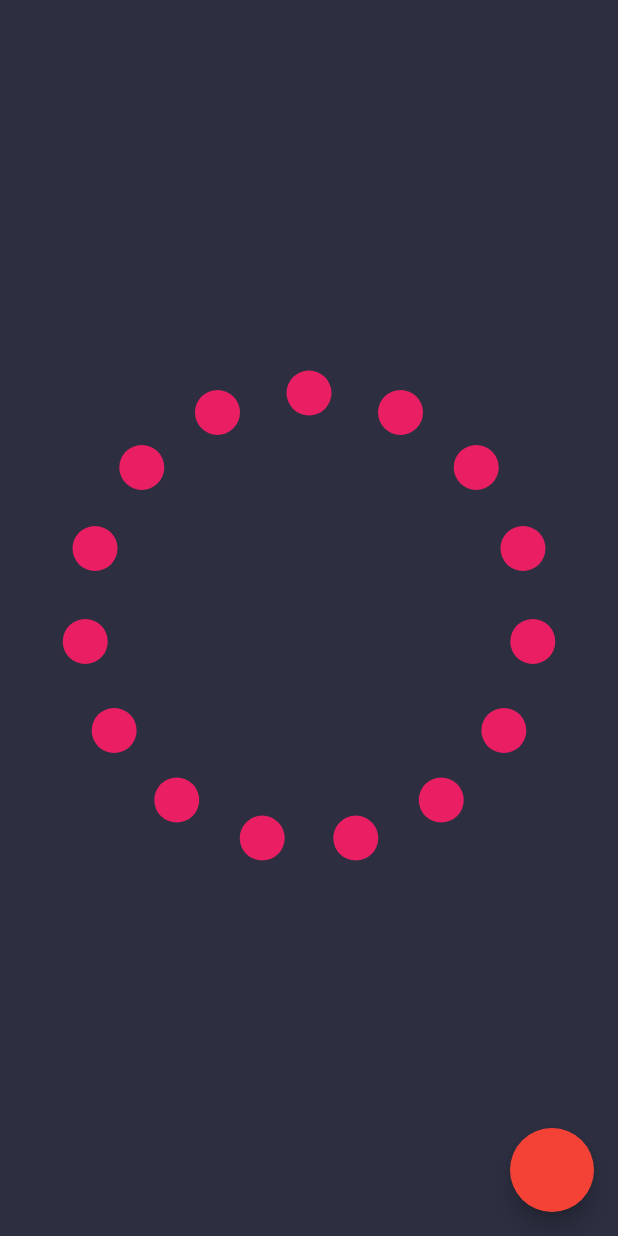
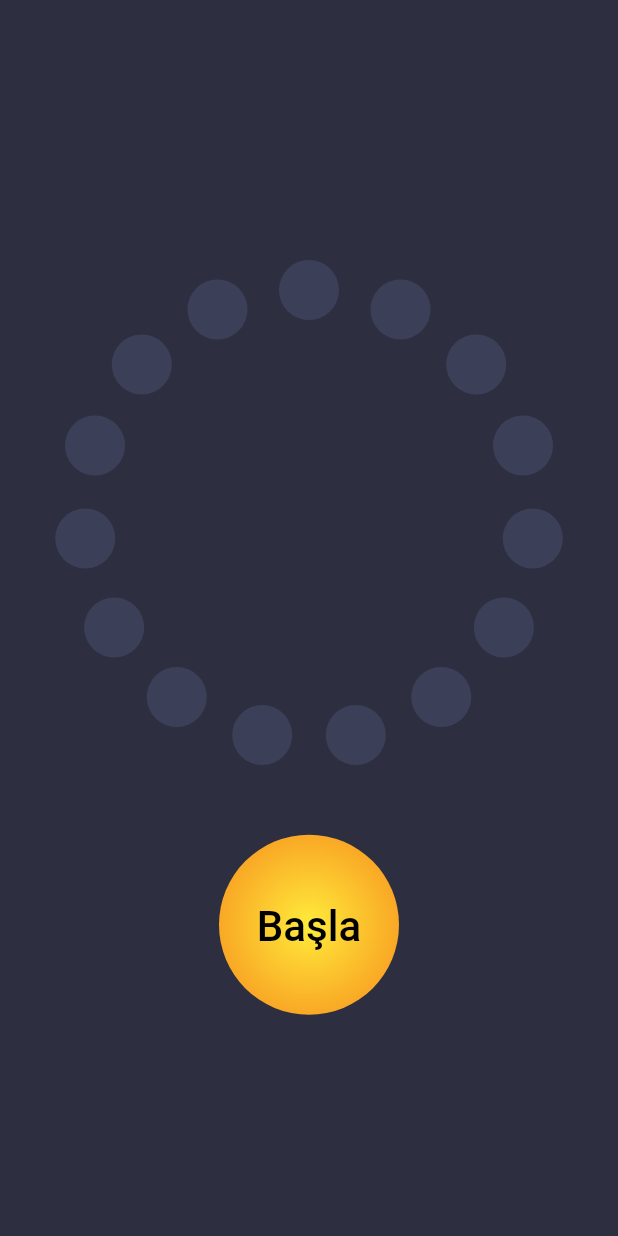
Before and after one commit to byyasar/ledoyunuv1, a Flutter app: the screen it shows after launch, on a phone screen of 412 x 824 dp. Run offline on Flutter 3.47's test engine with Material 2 defaults, Android fonts, the phone set to English and light mode, and no system bars.

Commit message:
animasyon tamam buton düzenlendi.

```diff
--- a/lib/custom_widget/custom_led.dart
+++ b/lib/custom_widget/custom_led.dart
@@ -5,7 +5,7 @@ class CustomLedWidget extends CustomPainter {
   final double width;
   final double height;
   final double radius;
-  final Color color;
+  final List<Color> color;
   //final List<Rect> leds;
 
   @override
@@ -13,10 +13,22 @@ class CustomLedWidget extends CustomPainter {
     var centerX = width / 2;
     var centerY = height / 2;
     var center = Offset(centerX, centerY);
-    var fillBrush = Paint()..color = color;
+    var fillBrush = Paint()
+      ..shader = RadialGradient(colors: color)
+          .createShader(Rect.fromCircle(center: center, radius: radius))
+      ..style = PaintingStyle.fill
+      ..strokeCap = StrokeCap.round
+      ..strokeWidth = radius ;
     canvas.drawCircle(center, radius, fillBrush);
   }
 
+/*
+var hourHandBrush = Paint()
+      ..shader = RadialGradient(colors: [Colors.pinkAccent, Colors.pink[50]])
+          .createShader(Rect.fromCircle(center: center, radius: radius))
+      ..style = PaintingStyle.stroke
+      ..strokeCap = StrokeCap.round
+      ..strokeWidth = 16;*/
   @override
   bool shouldRepaint(covariant CustomPainter oldDelegate) {
     return true;
--- a/lib/homepage.dart
+++ b/lib/homepage.dart
@@ -1,7 +1,5 @@
 import 'dart:async';
-import 'dart:io';
 import 'dart:math';
-
 import 'package:flutter/material.dart';
 import 'package:ledoyunu/custom_widget/custom_led.dart';
 
@@ -26,8 +24,15 @@ class _HomePageState extends State<HomePage> {
   double yukseklik;
   Random random = Random();
   int ledSayisi = 15;
+  double ledRadius = 20;
   int rastgele;
   int oankiLed;
+  var LedOffColor = [Color(0xFF3C3F58), Color(0xFF3C3F58)];
+  var LedOnColor = [Colors.red, Colors.red[800]];
+  var LedRandomColor = [Colors.blue, Colors.blue[800]];
+  var LedShowColor = [Colors.yellow, Colors.yellow[800]];
+  var bgColor = Color(0xFF2D2F41);
+  int sayacefekt = 0;
 
   @override
   void initState() {
@@ -42,32 +47,58 @@ class _HomePageState extends State<HomePage> {
     yukseklik = MediaQuery.of(context).size.height.toDouble();
 
     return Scaffold(
-        floatingActionButton: FloatingActionButton(
-            backgroundColor: Colors.red,
-            onPressed: () {
-
-              BaslaDurdur();
-              print('sayac $sayac');
-            }),
-        body: Container(
+        backgroundColor: bgColor,
+        body: Column(
+          children: [
+            Spacer(
+              flex: 2,
+            ),
+            Expanded(
+              flex: 6,
+              child: Container(
                   width: genislik,
                   height: yukseklik,
                   alignment: Alignment.center,
-            color: Color(0xFF2D2F41),
+                  color: bgColor,
                   child: Transform.rotate(
-                angle: -pi / 2, child: Stack(children: list))));
+                      angle: -pi / 2, child: Stack(children: list))),
+            ),
+            Expanded(
+                flex: 2,
+                child: Container(
+                    child: FlatButton(
+                        onPressed: () {
+                          sayacefekt == 0 ? BaslaDurdur() : print('Bekle');
+                        },
+                        child: Column(
+                          mainAxisSize: MainAxisSize.min,
+                          children: [
+                            CustomPaint(
+                                painter:
+                                    CustomLedWidget(0, 30, 60, LedShowColor)),
+                            Text(
+                              'Başla',
+                              style:
+                                  TextStyle(color: Colors.black, fontSize: 28),
+                            ),
+                          ],
+                        )))),
+            Spacer(
+              flex: 2,
+            )
+          ],
+        ));
   }
 
   void BaslaDurdur() {
     //RastgeleLediYak();
-
     print(durum);
     durum = !durum;
     if (durum) {
       rastgele = random.nextInt(ledSayisi);
+
       timer = new Timer.periodic(Duration(milliseconds: 200), (timers) {
         setState(() {
-
           //print('tick çalışıyor');
           yenile();
           kontrolEt();
@@ -76,6 +107,7 @@ class _HomePageState extends State<HomePage> {
             timer.cancel();
             if (oankiLed == rastgele) {
               print('o anki led $oankiLed rastgele seçilen $rastgele');
+              sayacefekt = 0;
               dondurLedleriyak();
             }
           }
@@ -89,16 +121,16 @@ class _HomePageState extends State<HomePage> {
       //print('index $index deger '+listDurum[index].toString())
       if (listDurum[index] == true) {
         list[index] = CustomPaint(
-            painter: CustomLedWidget(
-                listOffset[index].dx, listOffset[index].dy, 15, Colors.yellow));
+            painter: CustomLedWidget(listOffset[index].dx, listOffset[index].dy,
+                ledRadius, LedOnColor));
       } else {
         list[index] = CustomPaint(
-            painter: CustomLedWidget(
-                listOffset[index].dx, listOffset[index].dy, 15, Colors.red));
+            painter: CustomLedWidget(listOffset[index].dx, listOffset[index].dy,
+                ledRadius, LedOffColor));
       }
       list[rastgele] = CustomPaint(
           painter: CustomLedWidget(listOffset[rastgele].dx,
-              listOffset[rastgele].dy, 15, Colors.blue));
+              listOffset[rastgele].dy, ledRadius, LedRandomColor));
     });
   }
 
@@ -118,57 +150,35 @@ class _HomePageState extends State<HomePage> {
   }
 
   void dondurLedleriyak() {
-
-    Iterable<int>.generate(listDurum.length).forEach((index) => {
-          //print('index $index deger '+listDurum[index].toString())
+    bool yak = true;
+    int index = 0;
+    timer = new Timer.periodic(Duration(milliseconds: 20), (timers) {
+      setState(() {
+        print('yak tick çalışıyor');
         list[index] = CustomPaint(
-              painter: CustomLedWidget(listOffset[index].dx,
-                  listOffset[index].dy, 15, Colors.yellow))
+            painter: CustomLedWidget(listOffset[index].dx, listOffset[index].dy,
+                ledRadius, yak == true ? LedShowColor : LedOffColor));
+      });
+      if (index < list.length) index++;
+      if (yak == false && index == list.length) {
+        timer.cancel();
+        print('timer durdu');
+        if (sayacefekt < 3)
+          dondurLedleriyak();
+        else if (sayacefekt == 3) {
+          sayacefekt = 0;
+        }
+      }
+      if (yak == true && index == list.length) {
+        index = 0;
+        yak = false;
+      }
     });
 
-
+    sayacefekt++;
+    print('sayacefect $sayacefekt');
   }
 
-/*
-  void calistir() {
-    if (sayac > 0 && sayac != rastgele) {
-      eskiOffset = listOffset[sayac - 1];
-      yeniOffset = listOffset[sayac];
-      yeniPaint = CustomPaint(
-          painter:
-              CustomLedWidget(yeniOffset.dx, yeniOffset.dy, 15, Colors.yellow));
-      eskiPaint = CustomPaint(
-          painter:
-              CustomLedWidget(eskiOffset.dx, eskiOffset.dy, 15, Colors.pink));
-      list[sayac - 1] = eskiPaint;
-      list[sayac] = yeniPaint;
-      if (sayac == list.length - 1) {
-        eskiOffset = listOffset[sayac];
-        sayac = 0;
-      } else {
-        sayac++;
-      }
-    } else {
-      eskiPaint = CustomPaint(
-          painter:
-              CustomLedWidget(eskiOffset.dx, eskiOffset.dy, 15, Colors.pink));
-      if (eskiOffset.dx != 0.0) {
-        print('sona geldi');
-        list[list.length - 1] = eskiPaint;
-      }
-      yeniOffset = listOffset[sayac];
-      yeniPaint = CustomPaint(
-          painter:
-              CustomLedWidget(yeniOffset.dx, yeniOffset.dy, 15, Colors.yellow));
-      list[sayac] = yeniPaint;
-      sayac++;
-    }
-
-    setState(() {
-      print(sayac);
-    });
-  }
-*/
   List<Widget> ledleriOlustur() {
     rastgele = random.nextInt(ledSayisi);
     var innerCircleRadius = 300;
@@ -176,7 +186,8 @@ class _HomePageState extends State<HomePage> {
     for (double i = 0; i < 360; i += artis) {
       var x = innerCircleRadius * cos(i * pi / 180);
       var y = innerCircleRadius * sin(i * pi / 180);
-      list.add(CustomPaint(painter: CustomLedWidget(x, y, 15, Colors.pink)));
+      list.add(
+          CustomPaint(painter: CustomLedWidget(x, y, ledRadius, LedOffColor)));
       listOffset.add(Offset(x, y));
       listDurum.add(false);
     }
@@ -188,6 +199,9 @@ class _HomePageState extends State<HomePage> {
   }
 
   // ignore: non_constant_identifier_names
-  Color get GetColor =>
-      Color((Random().nextDouble() * 0xFFFFFF).toInt()).withOpacity(1.0);
+  List<Color> get GetColor => [
+        Color((Random().nextDouble() * 0xFFFFFF).toInt()).withOpacity(1.0),
+        Color((Random().nextDouble() * 0xFFFFFF).toInt()).withOpacity(1.0)
+      ];
+  //[Colors.yellow, Colors.yellow[800]];
 }
```
Lines whose indentation alone changed are shown as unchanged.
